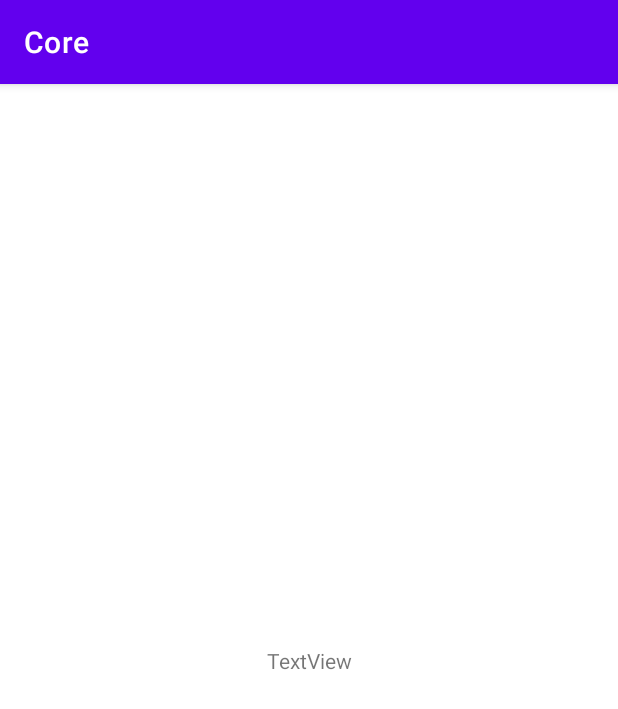
After one commit to ajaypatel6/Core, an Android app: the LevelOne screen opened directly, with no data from a screen before it, on a phone screen of 412 x 824 dp. The commit adds this screen. Shown: the top 709 px of the screen. Run offline under Robolectric (Android 15) with nearby library versions, the phone set to English and light mode, and no system bars.

Commit message:
Main page levels

```diff
--- a/app/src/main/AndroidManifest.xml
+++ b/app/src/main/AndroidManifest.xml
@@ -13,7 +13,11 @@
         android:roundIcon="@mipmap/ic_launcher_round"
         android:supportsRtl="true"
         android:theme="@style/Theme.Core">
-        <activity android:name=".database.Firestore"></activity>
+        <activity android:name=".LevelFour"></activity>
+        <activity android:name=".LevelThree" />
+        <activity android:name=".LevelTwo" />
+        <activity android:name=".LevelOne" />
+        <activity android:name=".database.Firestore" />
         <activity android:name=".settings" />
         <activity android:name=".dashboard" />
         <activity android:name=".Signup" />
--- /dev/null
+++ b/app/src/main/java/ca/ajaypatel/core/LevelOne.kt
@@ -0,0 +1,11 @@
+package ca.ajaypatel.core
+
+import androidx.appcompat.app.AppCompatActivity
+import android.os.Bundle
+
+class LevelOne : AppCompatActivity() {
+    override fun onCreate(savedInstanceState: Bundle?) {
+        super.onCreate(savedInstanceState)
+        setContentView(R.layout.activity_level_one)
+    }
+}
--- a/app/src/main/java/ca/ajaypatel/core/dashboard.kt
+++ b/app/src/main/java/ca/ajaypatel/core/dashboard.kt
@@ -27,5 +27,9 @@ class dashboard : AppCompatActivity() {
         levelTwoButton.visibility=View.GONE;
         levelThreeButton.visibility=View.GONE;
         levelFourButton.visibility=View.GONE;
+
+        levelOneButton.setOnClickListener(){
+            startActivity(Intent(this, LevelOne::class.java))
+        }
     }
 }
--- /dev/null
+++ b/app/src/main/res/layout/activity_level_one.xml
@@ -0,0 +1,18 @@
+<?xml version="1.0" encoding="utf-8"?>
+<androidx.constraintlayout.widget.ConstraintLayout xmlns:android="http://schemas.android.com/apk/res/android"
+    xmlns:app="http://schemas.android.com/apk/res-auto"
+    xmlns:tools="http://schemas.android.com/tools"
+    android:layout_width="match_parent"
+    android:layout_height="match_parent"
+    tools:context=".LevelOne">
+
+    <TextView
+        android:id="@+id/textView"
+        android:layout_width="wrap_content"
+        android:layout_height="wrap_content"
+        android:text="TextView"
+        app:layout_constraintBottom_toBottomOf="parent"
+        app:layout_constraintEnd_toEndOf="parent"
+        app:layout_constraintStart_toStartOf="parent"
+        app:layout_constraintTop_toTopOf="parent" />
+</androidx.constraintlayout.widget.ConstraintLayout>
--- a/app/src/main/res/values/strings.xml
+++ b/app/src/main/res/values/strings.xml
@@ -1,7 +1,7 @@
 <resources>
     <string name="app_name">Core</string>
     <string name="core_creator">Core Creator</string>
-<!--    <string name="login_button">Button</string>-->
+    <!--    <string name="login_button">Button</string>-->
     <string name="login">Login</string>
     <string name="mainPic">yo</string>
     <string name="signup_button">Signup</string>
```
Also changed, not shown: app/src/main/java/ca/ajaypatel/core/LevelFour.kt (added, +11 -0 lines), app/src/main/java/ca/ajaypatel/core/LevelThree.kt (added, +11 -0 lines), app/src/main/java/ca/ajaypatel/core/LevelTwo.kt (added, +11 -0 lines), app/src/main/res/layout/activity_level_four.xml (added, +9 -0 lines), app/src/main/res/layout/activity_level_three.xml (added, +9 -0 lines), app/src/main/res/layout/activity_level_two.xml (added, +9 -0 lines).
